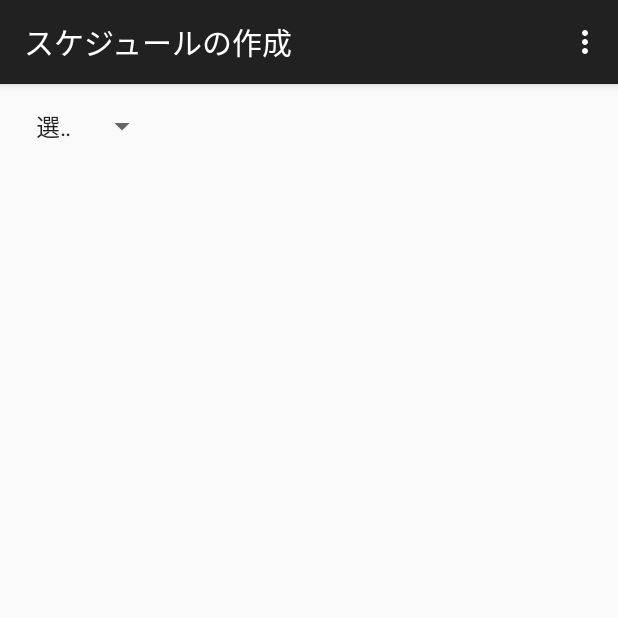
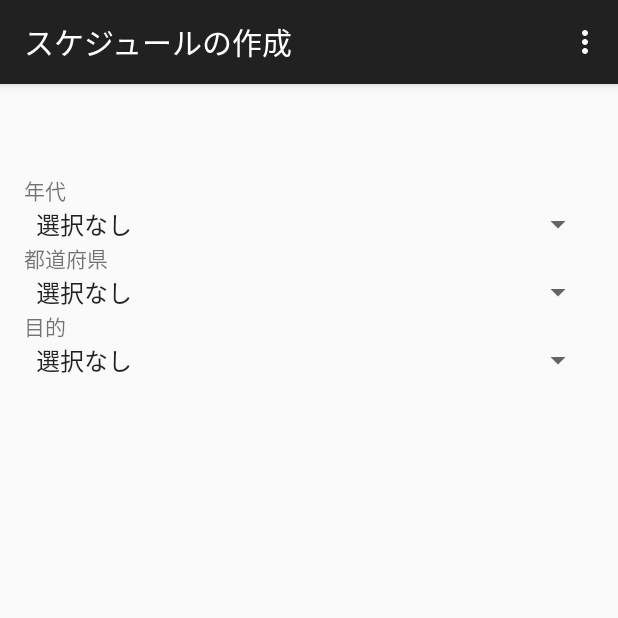
Before and after one commit to keitenny/SharePlan, an Android app: the ScheduleActivity screen opened directly, with no data from a screen before it, on a phone screen of 412 x 824 dp, the top half of it. Run offline under Robolectric (Android 15) with nearby library versions, the phone set to English and light mode, and no system bars.

Commit message:
スケジュール作成画面　更新

```diff
--- a/app/src/main/res/layout/activity_schedule.xml
+++ b/app/src/main/res/layout/activity_schedule.xml
@@ -13,8 +13,65 @@
         android:id="@+id/spinner"
         android:spinnerMode="dropdown"
         android:entries="@array/list"
+        android:layout_below="@+id/textView3"
+        android:layout_alignParentLeft="true"
+        android:layout_alignParentStart="true"
+        android:layout_alignParentRight="true"
+        android:layout_alignParentEnd="true" />
+
+    <TextView
+        android:layout_width="wrap_content"
+        android:layout_height="wrap_content"
+        android:textAppearance="?android:attr/textAppearanceSmall"
+        android:text="年代"
+        android:id="@+id/textView3"
         android:layout_alignParentTop="true"
+        android:layout_alignParentLeft="true"
+        android:layout_alignParentStart="true"
+        android:layout_marginTop="44dp" />
+
+    <Spinner
+        android:layout_width="89dp"
+        android:layout_height="wrap_content"
+        android:id="@+id/spinner2"
+        android:spinnerMode="dropdown"
+        android:entries="@array/ken"
+        android:layout_below="@+id/textView4"
+        android:layout_alignParentLeft="true"
+        android:layout_alignParentStart="true"
+        android:layout_alignRight="@+id/spinner"
+        android:layout_alignEnd="@+id/spinner" />
+
+    <TextView
+        android:layout_width="wrap_content"
+        android:layout_height="wrap_content"
+        android:textAppearance="?android:attr/textAppearanceSmall"
+        android:text="都道府県"
+        android:id="@+id/textView4"
+        android:layout_below="@+id/spinner"
         android:layout_alignParentLeft="true"
         android:layout_alignParentStart="true" />
 
+    <TextView
+        android:layout_width="wrap_content"
+        android:layout_height="wrap_content"
+        android:textAppearance="?android:attr/textAppearanceSmall"
+        android:text="目的"
+        android:id="@+id/textView5"
+        android:layout_below="@+id/spinner2"
+        android:layout_alignParentLeft="true"
+        android:layout_alignParentStart="true" />
+
+    <Spinner
+        android:layout_width="89dp"
+        android:layout_height="wrap_content"
+        android:id="@+id/spinner3"
+        android:spinnerMode="dropdown"
+        android:entries="@array/a"
+        android:layout_below="@+id/textView5"
+        android:layout_alignParentLeft="true"
+        android:layout_alignParentStart="true"
+        android:layout_alignParentRight="true"
+        android:layout_alignParentEnd="true" />
+
 </RelativeLayout>
--- a/app/src/main/res/values/strings.xml
+++ b/app/src/main/res/values/strings.xml
@@ -13,4 +13,72 @@
         <item>大学生</item>
         <item>社会人～</item>
     </string-array>
+    <string-array name="ken">
+        <item>選択なし</item>
+        <item>北海道</item>
+        <item>青森県</item>
+        <item>岩手県</item>
+        <item>宮城県</item>
+        <item>秋田県</item>
+        <item>山形県</item>
+        <item>福島県</item>
+        <item>栃木県</item>
+        <item>群馬県</item>
+        <item>茨木県</item>
+        <item>埼玉県</item>
+        <item>千葉県</item>
+        <item>東京都</item>
+        <item>神奈川県</item>
+        <item>山梨県</item>
+        <item>長野県</item>
+        <item>新潟県</item>
+        <item>富山県</item>
+        <item>石川県</item>
+        <item>福井県</item>
+        <item>静岡県</item>
+        <item>岐阜県</item>
+        <item>愛知県</item>
+        <item>三重県</item>
+        <item>滋賀県</item>
+        <item>京都府</item>
+        <item>大阪府</item>
+        <item>兵庫県</item>
+        <item>奈良県</item>
+        <item>和歌山県</item>
+        <item>鳥取県</item>
+        <item>島根県</item>
+        <item>岡山県</item>
+        <item>広島県</item>
+        <item>山口県</item>
+        <item>徳島県</item>
+        <item>香川県</item>
+        <item>愛媛県</item>
+        <item>高知県</item>
+        <item>福岡県</item>
+        <item>佐賀県</item>
+        <item>長崎県</item>
+        <item>熊本県</item>
+        <item>大分県</item>
+        <item>宮崎県</item>
+        <item>鹿児島県</item>
+        <item>沖縄県</item>
+    </string-array>
+    <string-array name="a">
+        <item>選択なし</item>
+        <item>遊び</item>
+        <item>観光</item>
+        <item>合宿</item>
+        <item>旅行</item>
+        <item>旅行（日帰り）</item>
+        <item>一人旅</item>
+        <item>女子会</item>
+        <item>接待</item>
+        <item>出張</item>
+        <item>受験</item>
+        <item>お土産</item>
+        <item>聖地巡礼</item>
+        <item>乗り鉄</item>
+        <item>その他</item>
+    </string-array>
+
 </resources>
```
